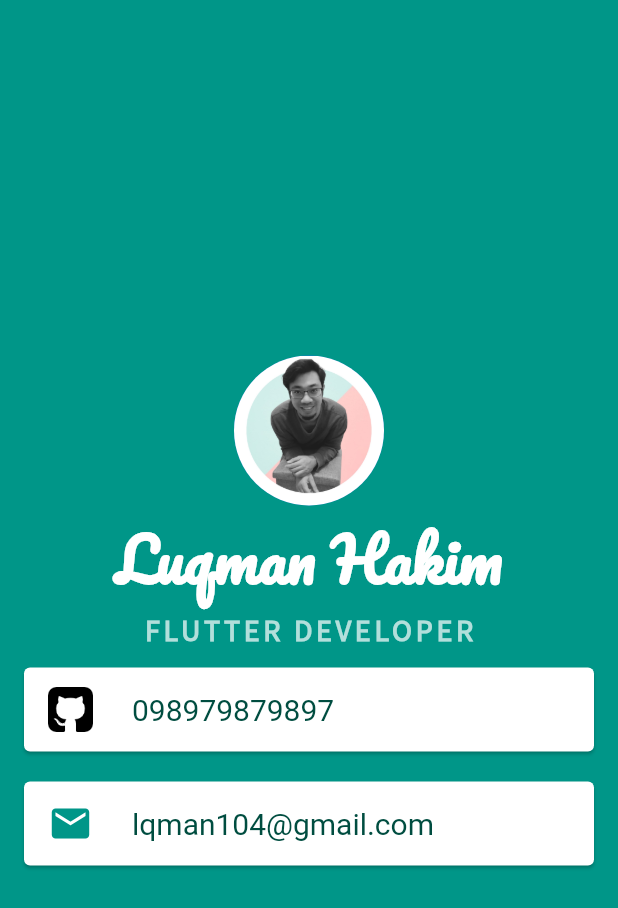
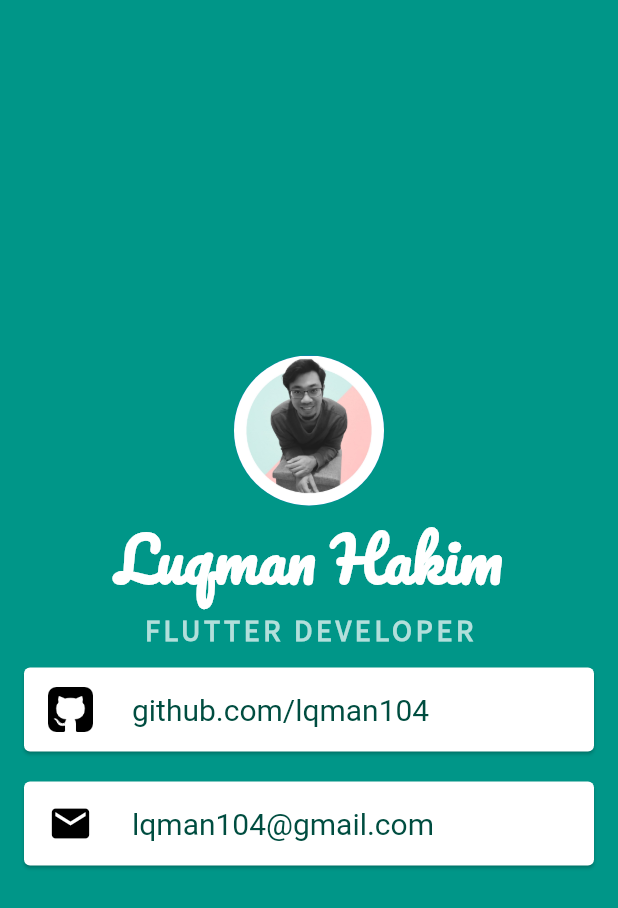
Before and after one commit to lqman104/Mi-Card-Flutter, a Flutter app: the screen it shows after launch, on a phone screen of 412 x 824 dp. Shown: the top 908 px of the screen. Run offline on Flutter 3.47's test engine with Material 2 defaults, Android fonts, the phone set to English and light mode, and no system bars; Roboto replaces fonts that are missing (SourceSans).

Commit message:
change the text of github project

```diff
--- a/lib/main.dart
+++ b/lib/main.dart
@@ -42,7 +42,7 @@ class MyApp extends StatelessWidget {
                     width: 30,
                   ),
                   title: Text(
-                    "098979879897",
+                    "github.com/lqman104",
                     style: TextStyle(
                         color: Colors.teal.shade900,
                         fontSize: 20,
@@ -55,7 +55,7 @@ class MyApp extends StatelessWidget {
                 child: ListTile(
                   leading: Icon(
                     Icons.email,
-                    color: Colors.teal,
+                    color: Colors.black,
                     size: 30,
                   ),
                   title: Text(
```
